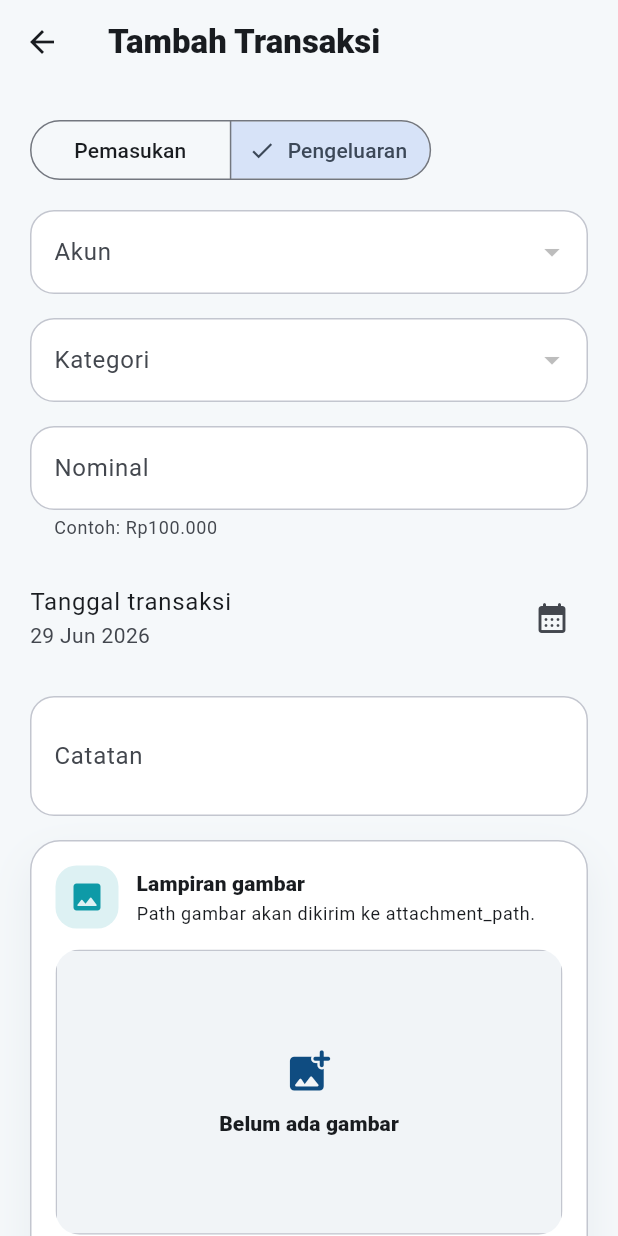
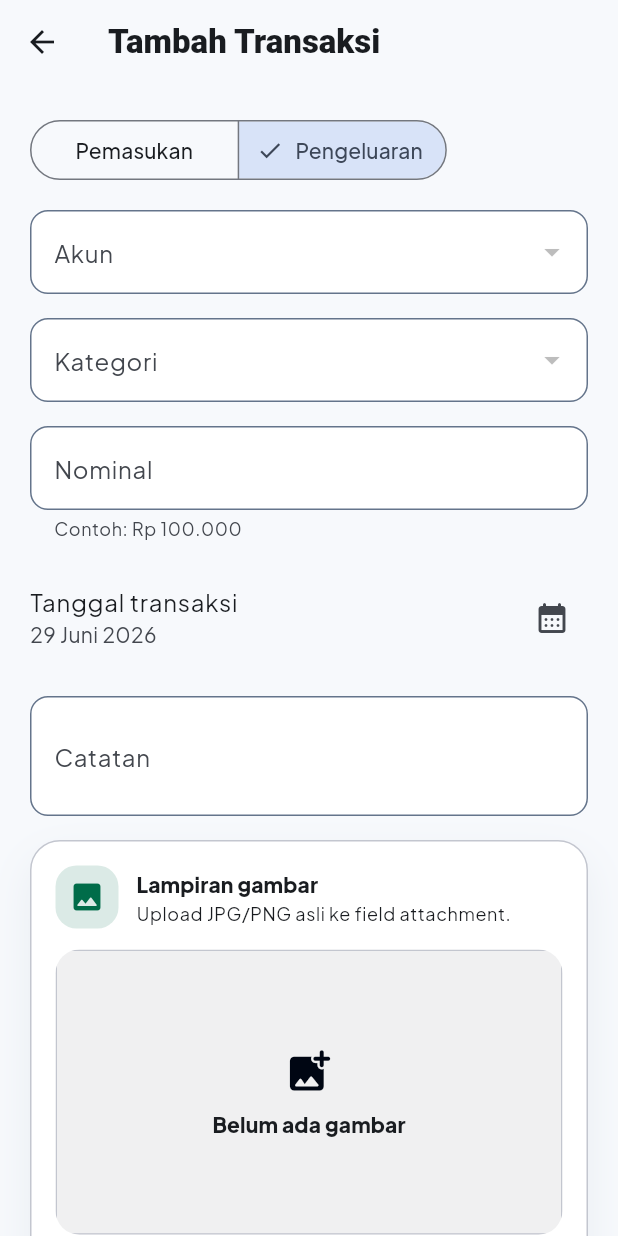
Before and after one commit to ShiruRino/jbsfintech-frontend, a Flutter app: the TransactionFormScreen screen opened by its route, on a phone screen of 412 x 824 dp. Run offline on Flutter 3.47's test engine with Material 3 defaults, Android fonts, the phone set to English and light mode, and no system bars; our stand-ins replace dio, fl_chart, flutter_riverpod, flutter_secure_storage, go_router, google_fonts and 3 more; accounts and stored records are empty; network calls fail.

Commit message:
feat: transaction fix, ui adjustment

```diff
--- a/lib/app/theme/app_theme.dart
+++ b/lib/app/theme/app_theme.dart
@@ -1,17 +1,20 @@
 import 'package:flutter/material.dart';
+import 'package:google_fonts/google_fonts.dart';
 
 class AppTheme {
-  static const _primary = Color(0xFF0F4C81);
-  static const _secondary = Color(0xFF0E9AA7);
-  static const _success = Color(0xFF12A66A);
-  static const _danger = Color(0xFFE35D5B);
-  static const _surfaceTint = Color(0xFFEFF6F8);
+  static const _primary = Color(0xFF000613);
+  static const _primaryContainer = Color(0xFF001F3F);
+  static const _secondary = Color(0xFF006C49);
+  static const _success = Color(0xFF006C49);
+  static const _danger = Color(0xFFBA1A1A);
+  static const _surfaceTint = Color(0xFFF7F9FC);
 
   static ThemeData light() {
     final scheme = ColorScheme.fromSeed(
       seedColor: _primary,
       primary: _primary,
       secondary: _secondary,
+      primaryContainer: _primaryContainer,
       brightness: Brightness.light,
       surface: Colors.white,
       error: _danger,
@@ -23,8 +26,8 @@ class AppTheme {
   static ThemeData dark() {
     final scheme = ColorScheme.fromSeed(
       seedColor: _primary,
-      primary: const Color(0xFF7BB3F3),
-      secondary: const Color(0xFF58D0D9),
+      primary: const Color(0xFFD4E3FF),
+      secondary: const Color(0xFF4EDEA3),
       brightness: Brightness.dark,
       surface: const Color(0xFF111827),
       error: const Color(0xFFFF8B74),
@@ -39,7 +42,7 @@ class AppTheme {
       colorScheme: scheme,
       brightness: brightness,
       scaffoldBackgroundColor: brightness == Brightness.light
-          ? const Color(0xFFF5F8FA)
+          ? const Color(0xFFF7F9FC)
           : const Color(0xFF07111F),
       appBarTheme: AppBarTheme(
         backgroundColor: Colors.transparent,
@@ -70,15 +73,15 @@ class AppTheme {
             ? Colors.white
             : const Color(0xFF172033),
         border: OutlineInputBorder(
-          borderRadius: BorderRadius.circular(16),
-          borderSide: BorderSide(color: scheme.outlineVariant),
+          borderRadius: BorderRadius.circular(12),
+          borderSide: const BorderSide(color: Color(0xFF64748B)),
         ),
         enabledBorder: OutlineInputBorder(
-          borderRadius: BorderRadius.circular(16),
-          borderSide: BorderSide(color: scheme.outlineVariant),
+          borderRadius: BorderRadius.circular(12),
+          borderSide: const BorderSide(color: Color(0xFF64748B)),
         ),
         focusedBorder: OutlineInputBorder(
-          borderRadius: BorderRadius.circular(16),
+          borderRadius: BorderRadius.circular(12),
           borderSide: BorderSide(color: scheme.primary, width: 1.4),
         ),
       ),
@@ -94,13 +97,26 @@ class AppTheme {
         shape: RoundedRectangleBorder(borderRadius: BorderRadius.circular(100)),
         side: BorderSide.none,
       ),
+      filledButtonTheme: FilledButtonThemeData(
+        style: FilledButton.styleFrom(
+          backgroundColor: _primary,
+          foregroundColor: Colors.white,
+          shape: const StadiumBorder(),
+          textStyle: const TextStyle(fontWeight: FontWeight.w700),
+        ),
+      ),
       floatingActionButtonTheme: const FloatingActionButtonThemeData(
+        backgroundColor: _primary,
+        foregroundColor: Colors.white,
         shape: StadiumBorder(),
       ),
     );
+    final jakartaTextTheme = GoogleFonts.plusJakartaSansTextTheme(
+      base.textTheme,
+    );
 
     return base.copyWith(
-      textTheme: base.textTheme.apply(
+      textTheme: jakartaTextTheme.apply(
         bodyColor: scheme.onSurface,
         displayColor: scheme.onSurface,
       ),
--- a/lib/core/config/app_config.dart
+++ b/lib/core/config/app_config.dart
@@ -23,4 +23,26 @@ class AppConfig {
 
     return '$authHeaderPrefix $token';
   }
+
+  static String? resolveStorageUrl(String? path) {
+    final value = path?.trim();
+    if (value == null || value.isEmpty) {
+      return null;
+    }
+
+    if (value.startsWith('http://') || value.startsWith('https://')) {
+      return value;
+    }
+
+    final apiUri = Uri.parse(apiBaseUrl);
+    final storageBasePath = apiUri.path.replaceFirst(RegExp(r'/api/?$'), '');
+    final cleanPath = value.replaceFirst(RegExp(r'^/+'), '');
+    final relativeStoragePath = cleanPath.startsWith('storage/')
+        ? cleanPath.substring('storage/'.length)
+        : cleanPath;
+
+    return apiUri
+        .replace(path: '$storageBasePath/storage/$relativeStoragePath')
+        .toString();
+  }
 }
--- a/lib/core/utils/formatters.dart
+++ b/lib/core/utils/formatters.dart
@@ -5,12 +5,12 @@ class AppFormatters {
 
   static final NumberFormat _currencyFormatter = NumberFormat.currency(
     locale: 'id_ID',
-    symbol: 'Rp',
+    symbol: 'Rp ',
     decimalDigits: 0,
   );
 
   static final DateFormat _displayDateFormatter = DateFormat(
-    'dd MMM yyyy',
+    'dd MMMM yyyy',
     'id_ID',
   );
   static final DateFormat _apiDateFormatter = DateFormat('yyyy-MM-dd');
--- /dev/null
+++ b/lib/features/transactions/domain/transaction_attachment.dart
@@ -0,0 +1,38 @@
+class TransactionAttachmentFile {
+  const TransactionAttachmentFile({
+    required this.path,
+    required this.filename,
+    required this.sizeBytes,
+    required this.mimeType,
+  });
+
+  final String path;
+  final String filename;
+  final int sizeBytes;
+  final String mimeType;
+
+  static const maxSizeBytes = 5 * 1024 * 1024;
+
+  bool get isValidSize => sizeBytes <= maxSizeBytes;
+  bool get isValidMimeType => allowedMimeTypes.contains(mimeType);
+
+  static const allowedMimeTypes = <String>{'image/jpeg', 'image/png'};
+
+  static String? mimeTypeFromFilename(String filename) {
+    final lower = filename.toLowerCase();
+    if (lower.endsWith('.jpg') || lower.endsWith('.jpeg')) {
+      return 'image/jpeg';
+    }
+    if (lower.endsWith('.png')) {
+      return 'image/png';
+    }
+    return null;
+  }
+
+  static String formatSize(int bytes) {
+    if (bytes >= 1024 * 1024) {
+      return '${(bytes / (1024 * 1024)).toStringAsFixed(1)} MB';
+    }
+    return '${(bytes / 1024).ceil()} KB';
+  }
+}
--- a/lib/features/transactions/domain/transaction_item.dart
+++ b/lib/features/transactions/domain/transaction_item.dart
@@ -12,6 +12,7 @@ class TransactionItem {
     required this.transactionDate,
     this.note,
     this.attachmentPath,
+    this.attachmentUrl,
   });
 
   final int id;
@@ -22,6 +23,7 @@ class TransactionItem {
   final DateTime? transactionDate;
   final String? note;
   final String? attachmentPath;
+  final String? attachmentUrl;
 
   factory TransactionItem.fromJson(Map<String, dynamic> json) {
     final accountJson = JsonParsers.asMap(json['account']);
@@ -36,6 +38,7 @@ class TransactionItem {
       transactionDate: JsonParsers.toDateTime(json['transaction_date']),
       note: json['note']?.toString(),
       attachmentPath: json['attachment_path']?.toString(),
+      attachmentUrl: json['attachment_url']?.toString(),
     );
   }
 }
--- a/lib/features/transactions/presentation/transaction_detail_screen.dart
+++ b/lib/features/transactions/presentation/transaction_detail_screen.dart
@@ -2,6 +2,7 @@ import 'package:flutter/material.dart';
 import 'package:flutter_riverpod/flutter_riverpod.dart';
 import 'package:go_router/go_router.dart';
 
+import '../../../core/config/app_config.dart';
 import '../../../core/utils/formatters.dart';
 import '../../../core/widgets/async_state_widgets.dart';
 import '../../shared/providers.dart';
@@ -72,7 +73,11 @@ class TransactionDetailScreen extends ConsumerWidget {
                         label: 'Catatan',
                         value: transaction.note ?? '-',
                       ),
-                      _AttachmentDetail(path: transaction.attachmentPath),
+                      _AttachmentDetail(
+                        path:
+                            transaction.attachmentUrl ??
+                            transaction.attachmentPath,
+                      ),
                     ],
                   ),
                 ),
@@ -129,8 +134,7 @@ class _AttachmentDetail extends StatelessWidget {
       return const _DetailRow(label: 'Lampiran', value: '-');
     }
 
-    final isNetworkImage =
-        path!.startsWith('http://') || path!.startsWith('https://');
+    final imageUrl = AppConfig.resolveStorageUrl(path);
 
     return Padding(
       padding: const EdgeInsets.only(bottom: 12),
@@ -139,13 +143,13 @@ class _AttachmentDetail extends StatelessWidget {
         children: [
           Text('Lampiran', style: Theme.of(context).textTheme.bodyMedium),
           const SizedBox(height: 8),
-          if (isNetworkImage)
+          if (imageUrl != null)
             ClipRRect(
               borderRadius: BorderRadius.circular(16),
               child: AspectRatio(
                 aspectRatio: 16 / 9,
                 child: Image.network(
-                  path!,
+                  imageUrl,
                   fit: BoxFit.cover,
                   errorBuilder: (context, error, stackTrace) =>
                       _AttachmentPathPill(path: path!),
--- a/lib/features/transactions/presentation/transaction_form_screen.dart
+++ b/lib/features/transactions/presentation/transaction_form_screen.dart
@@ -5,9 +5,11 @@ import 'package:flutter_riverpod/flutter_riverpod.dart';
 import 'package:go_router/go_router.dart';
 import 'package:image_picker/image_picker.dart';
 
+import '../../../core/config/app_config.dart';
 import '../../../core/network/api_result.dart';
 import '../../../core/utils/formatters.dart';
 import '../../shared/providers.dart';
+import '../domain/transaction_attachment.dart';
 
 class TransactionFormScreen extends ConsumerStatefulWidget {
   const TransactionFormScreen({super.key, this.transactionId});
@@ -23,7 +25,6 @@ class _TransactionFormScreenState extends ConsumerState<TransactionFormScreen> {
   final _formKey = GlobalKey<FormState>();
   final _amountController = TextEditingController();
   final _noteController = TextEditingController();
-  final _attachmentController = TextEditingController();
   final _imagePicker = ImagePicker();
 
   String _type = 'expense';
@@ -32,6 +33,10 @@ class _TransactionFormScreenState extends ConsumerState<TransactionFormScreen> {
   DateTime _selectedDate = DateTime.now();
   Uint8List? _attachmentPreviewBytes;
   String? _attachmentName;
+  String? _existingAttachmentPath;
+  TransactionAttachmentFile? _selectedAttachment;
+  bool _removeExistingAttachment = false;
+  String? _attachmentError;
   bool _isPickingAttachment = false;
   bool _submitting = false;
   Map<String, List<String>> _fieldErrors = const {};
@@ -59,8 +64,9 @@ class _TransactionFormScreenState extends ConsumerState<TransactionFormScreen> {
       _selectedDate = transaction.transactionDate ?? DateTime.now();
       _amountController.text = transaction.amount.toString();
       _noteController.text = transaction.note ?? '';
-      _attachmentController.text = transaction.attachmentPath ?? '';
-      _attachmentName = transaction.attachmentPath;
+      _existingAttachmentPath =
+          transaction.attachmentUrl ?? transaction.attachmentPath;
+      _attachmentName = _existingAttachmentPath;
     });
   }
 
@@ -68,12 +74,14 @@ class _TransactionFormScreenState extends ConsumerState<TransactionFormScreen> {
   void dispose() {
     _amountController.dispose();
     _noteController.dispose();
-    _attachmentController.dispose();
     super.dispose();
   }
 
   Future<void> _submit() async {
     if (!_formKey.currentState!.validate()) {
+      return;
+    }
+    if (_attachmentError != null) {
       return;
     }
 
@@ -96,9 +104,7 @@ class _TransactionFormScreenState extends ConsumerState<TransactionFormScreen> {
           note: _noteController.text.trim().isEmpty
               ? null
               : _noteController.text.trim(),
-          attachmentPath: _attachmentController.text.trim().isEmpty
-              ? null
-              : _attachmentController.text.trim(),
+          attachment: _selectedAttachment,
         );
       } else {
         await repo.updateTransaction(
@@ -111,9 +117,8 @@ class _TransactionFormScreenState extends ConsumerState<TransactionFormScreen> {
           note: _noteController.text.trim().isEmpty
               ? null
               : _noteController.text.trim(),
-          attachmentPath: _attachmentController.text.trim().isEmpty
-              ? null
-              : _attachmentController.text.trim(),
+          attachment: _selectedAttachment,
+          removeAttachment: _removeExistingAttachment,
         );
       }
     });
@@ -153,6 +158,24 @@ class _TransactionFormScreenState extends ConsumerState<TransactionFormScreen> {
         return;
       }
 
+      final mimeType = TransactionAttachmentFile.mimeTypeFromFilename(
+        picked.name,
+      );
+      if (mimeType == null) {
+        setState(() {
+          _attachmentError = 'Format file harus JPG, JPEG, atau PNG.';
+        });
+        return;
+      }
+
+      final sizeBytes = await picked.length();
+      if (sizeBytes > TransactionAttachmentFile.maxSizeBytes) {
+        setState(() {
+          _attachmentError = 'Ukuran foto maksimal 5 MB.';
+        });
+        return;
+      }
+
       final bytes = await picked.readAsBytes();
       if (!mounted) {
         return;
@@ -161,7 +184,14 @@ class _TransactionFormScreenState extends ConsumerState<TransactionFormScreen> {
       setState(() {
         _attachmentPreviewBytes = bytes;
         _attachmentName = picked.name;
-        _attachmentController.text = picked.path;
+        _selectedAttachment = TransactionAttachmentFile(
+          path: picked.path,
+          filename: _safeFilename(picked.name),
+          sizeBytes: sizeBytes,
+          mimeType: mimeType,
+        );
+        _removeExistingAttachment = false;
+        _attachmentError = null;
       });
     } catch (error) {
       if (!mounted) {
@@ -181,8 +211,17 @@ class _TransactionFormScreenState extends ConsumerState<TransactionFormScreen> {
     setState(() {
       _attachmentPreviewBytes = null;
       _attachmentName = null;
-      _attachmentController.clear();
+      _selectedAttachment = null;
+      _attachmentError = null;
+      if (_existingAttachmentPath != null) {
+        _removeExistingAttachment = true;
+      }
     });
+  }
+
+  String _safeFilename(String filename) {
+    final sanitized = filename.replaceAll(RegExp(r'[^A-Za-z0-9._-]'), '_');
+    return sanitized.isEmpty ? 'attachment.jpg' : sanitized;
   }
 
   @override
@@ -310,11 +349,15 @@ class _TransactionFormScreenState extends ConsumerState<TransactionFormScreen> {
                 ),
                 const SizedBox(height: 16),
                 _AttachmentPickerCard(
-                  controller: _attachmentController,
                   previewBytes: _attachmentPreviewBytes,
                   attachmentName: _attachmentName,
+                  selectedAttachment: _selectedAttachment,
+                  existingAttachmentPath: _existingAttachmentPath,
+                  removeExistingAttachment: _removeExistingAttachment,
                   isPicking: _isPickingAttachment,
-                  errorText: _fieldErrors['attachment_path']?.join(', '),
+                  errorText:
+                      _attachmentError ??
+                      _fieldErrors['attachment']?.join(', '),
                   onPickGallery: () => _pickAttachment(ImageSource.gallery),
                   onPickCamera: () => _pickAttachment(ImageSource.camera),
                   onClear: _clearAttachment,
@@ -343,9 +386,11 @@ class _TransactionFormScreenState extends ConsumerState<TransactionFormScreen> {
 
 class _AttachmentPickerCard extends StatelessWidget {
   const _AttachmentPickerCard({
-    required this.controller,
     required this.previewBytes,
     required this.attachmentName,
+    required this.selectedAttachment,
+    required this.existingAttachmentPath,
+    required this.removeExistingAttachment,
     required this.isPicking,
     required this.onPickGallery,
     required this.onPickCamera,
@@ -353,9 +398,11 @@ class _AttachmentPickerCard extends StatelessWidget {
     this.errorText,
   });
 
-  final TextEditingController controller;
   final Uint8List? previewBytes;
   final String? attachmentName;
+  final TransactionAttachmentFile? selectedAttachment;
+  final String? existingAttachmentPath;
+  final bool removeExistingAttachment;
   final bool isPicking;
   final VoidCallback onPickGallery;
   final VoidCallback onPickCamera;
@@ -365,7 +412,12 @@ class _AttachmentPickerCard extends StatelessWidget {
   @override
   Widget build(BuildContext context) {
     final scheme = Theme.of(context).colorScheme;
-    final hasAttachment = controller.text.trim().isNotEmpty;
+    final hasAttachment =
+        selectedAttachment != null ||
+        (existingAttachmentPath != null && !removeExistingAttachment);
+    final existingPreviewUrl = AppConfig.resolveStorageUrl(
+      existingAttachmentPath,
+    );
 
     return AnimatedContainer(
       duration: const Duration(milliseconds: 220),
@@ -411,7 +463,7 @@ class _AttachmentPickerCard extends StatelessWidget {
                     ),
                     const SizedBox(height: 2),
                     Text(
-                      'Path gambar akan dikirim ke attachment_path.',
+                      'Upload JPG/PNG asli ke field attachment.',
                       style: Theme.of(context).textTheme.bodySmall,
                     ),
                   ],
@@ -430,12 +482,27 @@ class _AttachmentPickerCard extends StatelessWidget {
             borderRadius: BorderRadius.circular(16),
             child: AspectRatio(
               aspectRatio: 16 / 9,
-              child: previewBytes == null
-                  ? _AttachmentEmptyPreview(
+              child: previewBytes != null
+                  ? Image.memory(previewBytes!, fit: BoxFit.cover)
+                  : existingPreviewUrl != null &&
+                        hasAttachment &&
+                        !removeExistingAttachment
+                  ? Image.network(
+                      existingPreviewUrl,
+                      fit: BoxFit.cover,
+                      errorBuilder: (context, error, stackTrace) =>
+                          _AttachmentEmptyPreview(
+                            hasAttachment: hasAttachment,
+                            attachmentName:
+                                attachmentName ?? existingAttachmentPath,
+                            removed: removeExistingAttachment,
+                          ),
+                    )
+                  : _AttachmentEmptyPreview(
                       hasAttachment: hasAttachment,
-                      attachmentName: attachmentName ?? controller.text,
-                    )
-                  : Image.memory(previewBytes!, fit: BoxFit.cover),
+                      attachmentName: attachmentName ?? existingAttachmentPath,
+                      removed: removeExistingAttachment,
+                    ),
             ),
           ),
           const SizedBox(height: 14),
@@ -461,16 +528,35 @@ class _AttachmentPickerCard extends StatelessWidget {
             ],
           ),
           const SizedBox(height: 12),
-          TextFormField(
-            controller: controller,
-            decoration: InputDecoration(
-              labelText: 'attachment_path',
-              helperText: 'Bisa diedit manual jika backend menyimpan URL/path.',
-              errorText: errorText,
-              suffixIcon: const Icon(Icons.link_rounded),
+          if (selectedAttachment != null)
+            Text(
+              '${selectedAttachment!.filename} - ${TransactionAttachmentFile.formatSize(selectedAttachment!.sizeBytes)}',
+              style: Theme.of(
+                context,
+              ).textTheme.bodySmall?.copyWith(fontWeight: FontWeight.w700),
+            )
+          else if (hasAttachment)
+            Text(
+              existingAttachmentPath!,
+              maxLines: 2,
+              overflow: TextOverflow.ellipsis,
+              style: Theme.of(context).textTheme.bodySmall,
+            )
+          else
+            Text(
+              'Belum ada bukti transaksi.',
+              style: Theme.of(context).textTheme.bodySmall,
             ),
-            maxLength: 2048,
-          ),
+          if (errorText != null) ...[
+            const SizedBox(height: 8),
+            Text(
+              errorText!,
+              style: Theme.of(context).textTheme.bodySmall?.copyWith(
+                color: scheme.error,
+                fontWeight: FontWeight.w700,
+              ),
+            ),
+          ],
         ],
       ),
     );
@@ -481,10 +567,12 @@ class _AttachmentEmptyPreview extends StatelessWidget {
   const _AttachmentEmptyPreview({
     required this.hasAttachment,
     required this.attachmentName,
+    required this.removed,
   });
 
   final bool hasAttachment;
   final String? attachmentName;
+  final bool removed;
 
   @override
   Widget build(BuildContext context) {
@@ -502,7 +590,9 @@ class _AttachmentEmptyPreview extends StatelessWidget {
             mainAxisSize: MainAxisSize.min,
             children: [
               Icon(
-                hasAttachment
+                removed
+                    ? Icons.delete_outline_rounded
+                    : hasAttachment
                     ? Icons.insert_photo_rounded
                     : Icons.add_photo_alternate_rounded,
                 color: scheme.primary,
@@ -510,7 +600,11 @@ class _AttachmentEmptyPreview extends StatelessWidget {
               ),
               const SizedBox(height: 8),
               Text(
-                hasAttachment ? 'Lampiran tersimpan' : 'Belum ada gambar',
+                removed
+                    ? 'Lampiran akan dihapus'
+                    : hasAttachment
+                    ? 'Lampiran tersimpan'
+                    : 'Belum ada gambar',
                 style: Theme.of(
                   context,
                 ).textTheme.titleSmall?.copyWith(fontWeight: FontWeight.w800),
--- a/pubspec.yaml
+++ b/pubspec.yaml
@@ -15,7 +15,9 @@ dependencies:
   fl_chart: ^1.1.1
   flutter_riverpod: ^3.0.3
   flutter_secure_storage: ^9.2.4
+  google_fonts: ^6.3.3
   go_router: ^16.2.1
+  http_parser: ^4.1.2
   image_picker: ^1.1.2
   intl: ^0.20.2
   shared_preferences: ^2.5.3
```
Also changed, not shown: lib/features/transactions/data/transactions_repository.dart (+71 -21 lines), lib/features/transactions/presentation/transactions_screen.dart (+15 -2 lines), pubspec.lock, 3 other files.
